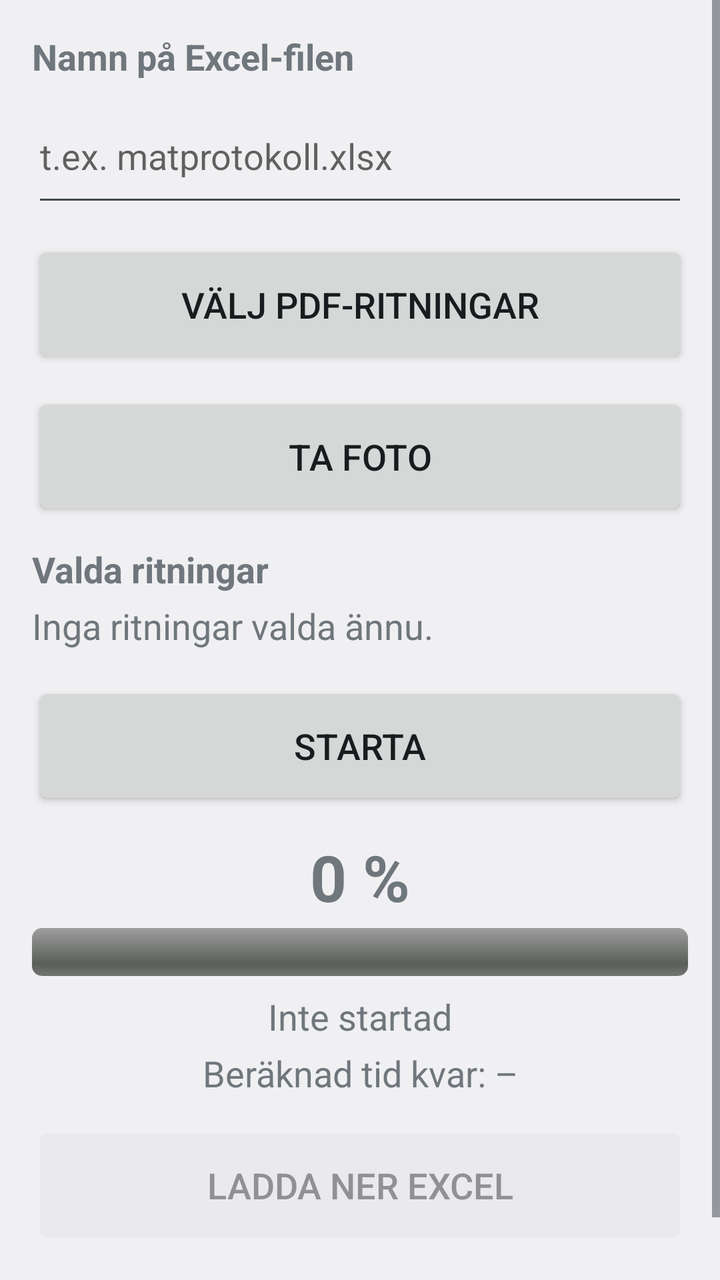
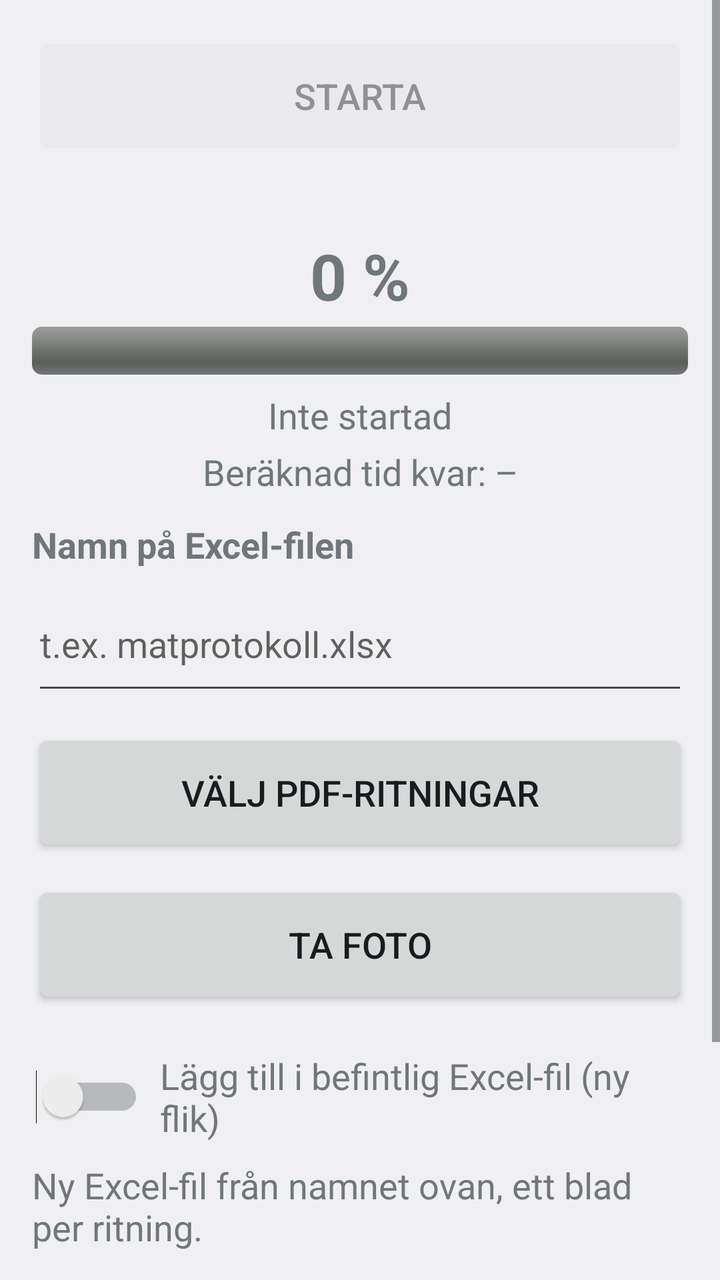

Before-and-after screenshots of an Android layout around one commit, followed by the original layout XML and the change that was made.
<!-- AndroidManifest.xml: application theme AppTheme -->
<!-- res/layout/activity_main.xml -->
<?xml version="1.0" encoding="utf-8"?>
<ScrollView xmlns:android="http://schemas.android.com/apk/res/android"
    android:layout_width="match_parent"
    android:layout_height="match_parent"
    android:fillViewport="true">

    <LinearLayout
        android:layout_width="match_parent"
        android:layout_height="wrap_content"
        android:orientation="vertical"
        android:padding="@dimen/screen_padding">

        <TextView
            android:layout_width="match_parent"
            android:layout_height="wrap_content"
            android:labelFor="@id/excelName"
            android:text="@string/excel_label"
            android:textSize="@dimen/body_text"
            android:textStyle="bold" />

        <EditText
            android:id="@+id/excelName"
            android:layout_width="match_parent"
            android:layout_height="wrap_content"
            android:layout_marginTop="4dp"
            android:hint="@string/excel_hint"
            android:importantForAutofill="no"
            android:inputType="text"
            android:minHeight="@dimen/button_height"
            android:singleLine="true"
            android:textSize="@dimen/body_text" />

        <Button
            android:id="@+id/pickPdfs"
            style="@style/BigButton"
            android:layout_marginTop="@dimen/gap"
            android:text="@string/pick_pdfs" />

        <Button
            android:id="@+id/takePhoto"
            style="@style/BigButton"
            android:layout_marginTop="@dimen/gap"
            android:text="@string/take_photo" />

        <TextView
            android:layout_width="match_parent"
            android:layout_height="wrap_content"
            android:layout_marginTop="@dimen/gap"
            android:text="@string/list_heading"
            android:textSize="@dimen/body_text"
            android:textStyle="bold" />

        <TextView
            android:id="@+id/emptyList"
            android:layout_width="match_parent"
            android:layout_height="wrap_content"
            android:layout_marginTop="4dp"
            android:text="@string/empty_list"
            android:textSize="@dimen/body_text" />

        <LinearLayout
            android:id="@+id/fileList"
            android:layout_width="match_parent"
            android:layout_height="wrap_content"
            android:layout_marginTop="4dp"
            android:orientation="vertical" />

        <Button
            android:id="@+id/start"
            style="@style/BigButton"
            android:layout_marginTop="@dimen/gap"
            android:text="@string/start" />

        <TextView
            android:id="@+id/percent"
            android:layout_width="match_parent"
            android:layout_height="wrap_content"
            android:layout_marginTop="@dimen/gap"
            android:gravity="center_horizontal"
            android:text="@string/percent_zero"
            android:textSize="@dimen/percent_text"
            android:textStyle="bold" />

        <ProgressBar
            android:id="@+id/progress"
            style="@android:style/Widget.ProgressBar.Horizontal"
            android:layout_width="match_parent"
            android:layout_height="wrap_content"
            android:layout_marginTop="4dp"
            android:max="100"
            android:minHeight="24dp"
            android:progress="0" />

        <TextView
            android:id="@+id/status"
            android:layout_width="match_parent"
            android:layout_height="wrap_content"
            android:layout_marginTop="8dp"
            android:gravity="center_horizontal"
            android:text="@string/status_idle"
            android:textSize="@dimen/body_text" />

        <TextView
            android:id="@+id/eta"
            android:layout_width="match_parent"
            android:layout_height="wrap_content"
            android:layout_marginTop="4dp"
            android:gravity="center_horizontal"
            android:text="@string/eta_idle"
            android:textSize="@dimen/body_text" />

        <Button
            android:id="@+id/download"
            style="@style/BigButton"
            android:layout_marginTop="@dimen/gap"
            android:enabled="false"
            android:text="@string/download" />

        <TextView
            android:id="@+id/formError"
            android:layout_width="match_parent"
            android:layout_height="wrap_content"
            android:layout_marginTop="8dp"
            android:textColor="@color/error"
            android:textSize="@dimen/body_text" />

    </LinearLayout>
</ScrollView>
<!-- resources referenced by this layout -->
<resources>
  <color name="error">#B00020</color>
  <dimen name="body_text">18sp</dimen>
  <dimen name="button_height">64dp</dimen>
  <dimen name="gap">12dp</dimen>
  <dimen name="percent_text">32sp</dimen>
  <dimen name="screen_padding">16dp</dimen>
  <string name="download">Ladda ner Excel</string>
  <string name="empty_list">Inga ritningar valda ännu.</string>
  <string name="eta_idle">Beräknad tid kvar: –</string>
  <string name="excel_hint">t.ex. matprotokoll.xlsx</string>
  <string name="excel_label">Namn på Excel-filen</string>
  <string name="list_heading">Valda ritningar</string>
  <string name="percent_zero">0 %</string>
  <string name="pick_pdfs">Välj PDF-ritningar</string>
  <string name="start">Starta</string>
  <string name="status_idle">Inte startad</string>
  <string name="take_photo">Ta foto</string>
  <style name="BigButton" parent="@android:style/Widget.DeviceDefault.Button">
          <item name="android:layout_width">match_parent</item>
          <item name="android:layout_height">wrap_content</item>
          <item name="android:minHeight">@dimen/button_height</item>
          <item name="android:textSize">@dimen/body_text</item>
          <item name="android:paddingLeft">16dp</item>
          <item name="android:paddingRight">16dp</item>
      </style>
  <style name="AppTheme" parent="@android:style/Theme.DeviceDefault.Light.NoActionBar" />
</resources>

<!-- the commit's change to res/layout/activity_main.xml (unified diff, before → after) -->
@@ -10,72 +10,25 @@
         android:orientation="vertical"
         android:padding="@dimen/screen_padding">
 
-        <TextView
-            android:layout_width="match_parent"
-            android:layout_height="wrap_content"
-            android:labelFor="@id/excelName"
-            android:text="@string/excel_label"
-            android:textSize="@dimen/body_text"
-            android:textStyle="bold" />
-
-        <EditText
-            android:id="@+id/excelName"
-            android:layout_width="match_parent"
-            android:layout_height="wrap_content"
-            android:layout_marginTop="4dp"
-            android:hint="@string/excel_hint"
-            android:importantForAutofill="no"
-            android:inputType="text"
-            android:minHeight="@dimen/button_height"
-            android:singleLine="true"
-            android:textSize="@dimen/body_text" />
-
-        <Button
-            android:id="@+id/pickPdfs"
-            style="@style/BigButton"
-            android:layout_marginTop="@dimen/gap"
-            android:text="@string/pick_pdfs" />
-
-        <Button
-            android:id="@+id/takePhoto"
-            style="@style/BigButton"
-            android:layout_marginTop="@dimen/gap"
-            android:text="@string/take_photo" />
-
-        <TextView
-            android:layout_width="match_parent"
-            android:layout_height="wrap_content"
-            android:layout_marginTop="@dimen/gap"
-            android:text="@string/list_heading"
-            android:textSize="@dimen/body_text"
-            android:textStyle="bold" />
-
-        <TextView
-            android:id="@+id/emptyList"
-            android:layout_width="match_parent"
-            android:layout_height="wrap_content"
-            android:layout_marginTop="4dp"
-            android:text="@string/empty_list"
-            android:textSize="@dimen/body_text" />
-
-        <LinearLayout
-            android:id="@+id/fileList"
-            android:layout_width="match_parent"
-            android:layout_height="wrap_content"
-            android:layout_marginTop="4dp"
-            android:orientation="vertical" />
-
         <Button
             android:id="@+id/start"
             style="@style/BigButton"
-            android:layout_marginTop="@dimen/gap"
+            android:enabled="false"
             android:text="@string/start" />
+
+        <TextView
+            android:id="@+id/formError"
+            android:layout_width="match_parent"
+            android:layout_height="wrap_content"
+            android:layout_marginTop="8dp"
+            android:textColor="@color/error"
+            android:textSize="@dimen/body_text" />
 
         <TextView
             android:id="@+id/percent"
             android:layout_width="match_parent"
             android:layout_height="wrap_content"
-            android:layout_marginTop="@dimen/gap"
+            android:layout_marginTop="4dp"
             android:gravity="center_horizontal"
             android:text="@string/percent_zero"
             android:textSize="@dimen/percent_text"
@@ -109,6 +62,95 @@
             android:text="@string/eta_idle"
             android:textSize="@dimen/body_text" />
 
+        <TextView
+            android:layout_width="match_parent"
+            android:layout_height="wrap_content"
+            android:layout_marginTop="@dimen/gap"
+            android:labelFor="@id/excelName"
+            android:text="@string/excel_label"
+            android:textSize="@dimen/body_text"
+            android:textStyle="bold" />
+
+        <EditText
+            android:id="@+id/excelName"
+            android:layout_width="match_parent"
+            android:layout_height="wrap_content"
+            android:layout_marginTop="4dp"
+            android:hint="@string/excel_hint"
+            android:importantForAutofill="no"
+            android:inputType="text"
+            android:minHeight="@dimen/button_height"
+            android:singleLine="true"
+            android:textSize="@dimen/body_text" />
+
+        <Button
+            android:id="@+id/pickPdfs"
+            style="@style/BigButton"
+            android:layout_marginTop="@dimen/gap"
+            android:text="@string/pick_pdfs" />
+
+        <Button
+            android:id="@+id/takePhoto"
+            style="@style/BigButton"
+            android:layout_marginTop="@dimen/gap"
+            android:text="@string/take_photo" />
+
+        <LinearLayout
+            android:id="@+id/appendRow"
+            android:layout_width="match_parent"
+            android:layout_height="wrap_content"
+            android:layout_marginTop="@dimen/gap"
+            android:gravity="center_vertical"
+            android:minHeight="64dp"
+            android:orientation="horizontal">
+
+            <Switch
+                android:id="@+id/appendExisting"
+                android:layout_width="wrap_content"
+                android:layout_height="wrap_content"
+                android:minHeight="48dp"
+                android:minWidth="56dp" />
+
+            <TextView
+                android:id="@+id/appendLabel"
+                android:layout_width="0dp"
+                android:layout_height="wrap_content"
+                android:layout_marginStart="8dp"
+                android:layout_weight="1"
+                android:text="@string/append_existing"
+                android:textSize="@dimen/body_text" />
+        </LinearLayout>
+
+        <TextView
+            android:id="@+id/workbookMode"
+            android:layout_width="match_parent"
+            android:layout_height="wrap_content"
+            android:text="@string/new_workbook_hint"
+            android:textSize="@dimen/body_text" />
+
+        <TextView
+            android:layout_width="match_parent"
+            android:layout_height="wrap_content"
+            android:layout_marginTop="@dimen/gap"
+            android:text="@string/list_heading"
+            android:textSize="@dimen/body_text"
+            android:textStyle="bold" />
+
+        <TextView
+            android:id="@+id/emptyList"
+            android:layout_width="match_parent"
+            android:layout_height="wrap_content"
+            android:layout_marginTop="4dp"
+            android:text="@string/empty_list"
+            android:textSize="@dimen/body_text" />
+
+        <LinearLayout
+            android:id="@+id/fileList"
+            android:layout_width="match_parent"
+            android:layout_height="wrap_content"
+            android:layout_marginTop="4dp"
+            android:orientation="vertical" />
+
         <Button
             android:id="@+id/download"
             style="@style/BigButton"
@@ -116,13 +158,5 @@
             android:enabled="false"
             android:text="@string/download" />
 
-        <TextView
-            android:id="@+id/formError"
-            android:layout_width="match_parent"
-            android:layout_height="wrap_content"
-            android:layout_marginTop="8dp"
-            android:textColor="@color/error"
-            android:textSize="@dimen/body_text" />
-
     </LinearLayout>
 </ScrollView>
<!-- resource entries referenced after the edit -->
@@ -6,12 +6,14 @@
   <dimen name="gap">12dp</dimen>
   <dimen name="percent_text">32sp</dimen>
   <dimen name="screen_padding">16dp</dimen>
+  <string name="append_existing">Lägg till i befintlig Excel-fil (ny flik)</string>
   <string name="download">Ladda ner Excel</string>
   <string name="empty_list">Inga ritningar valda ännu.</string>
   <string name="eta_idle">Beräknad tid kvar: –</string>
   <string name="excel_hint">t.ex. matprotokoll.xlsx</string>
   <string name="excel_label">Namn på Excel-filen</string>
   <string name="list_heading">Valda ritningar</string>
+  <string name="new_workbook_hint">Ny Excel-fil från namnet ovan, ett blad per ritning.</string>
   <string name="percent_zero">0 %</string>
   <string name="pick_pdfs">Välj PDF-ritningar</string>
   <string name="start">Starta</string>
